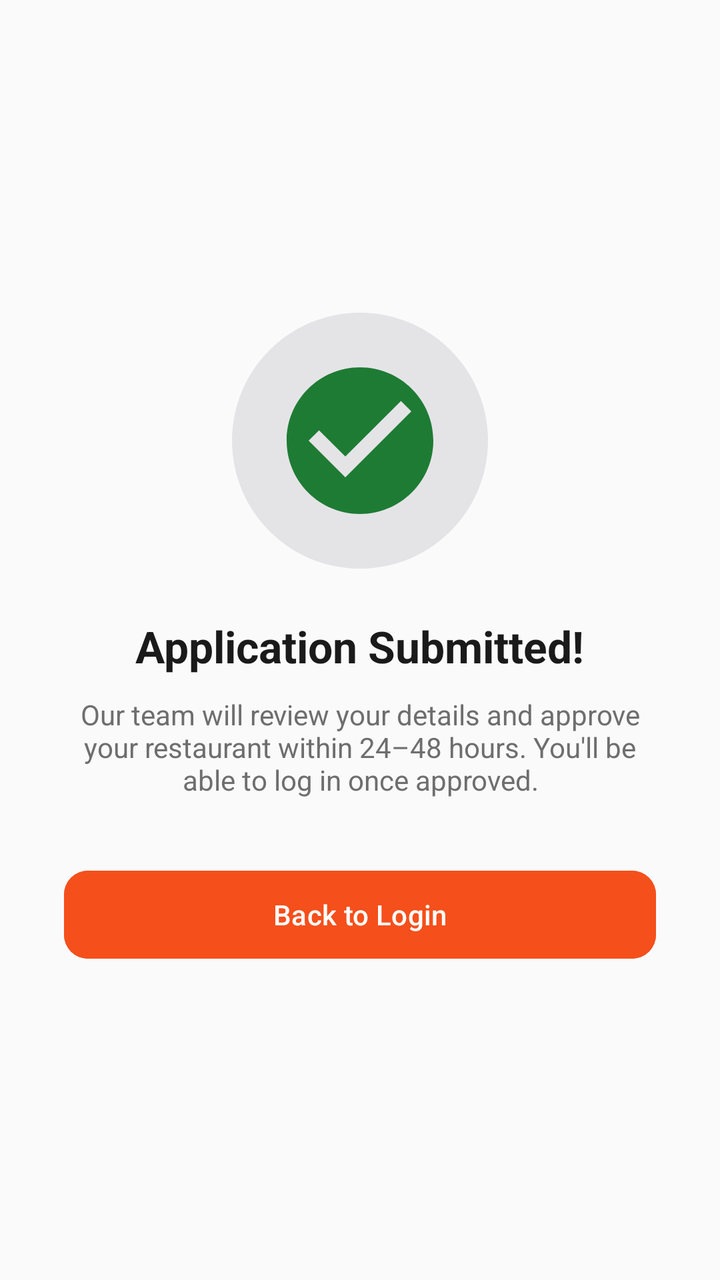
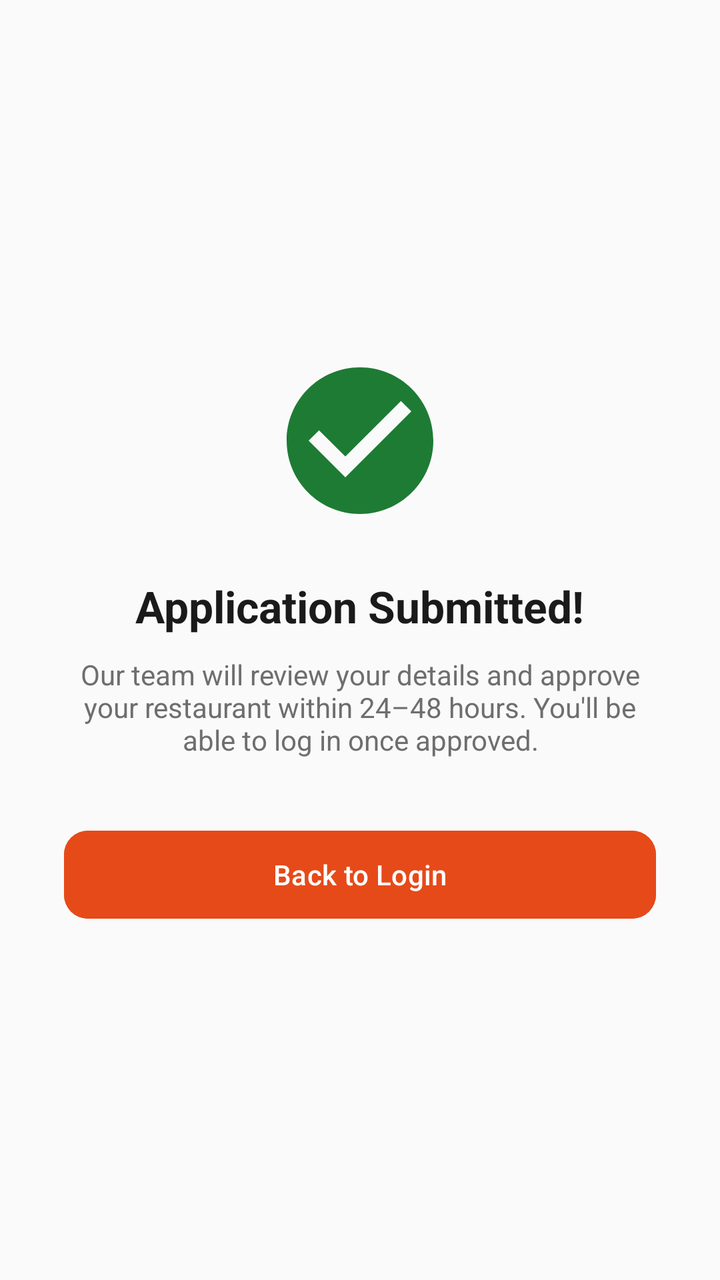

Compare the two renders of this Android layout. The source of the first and the diff that turns it into the second are given below.
<!-- AndroidManifest.xml: application theme Theme.AnydropRestaurant -->
<!-- res/layout/activity_signup_success.xml -->
<?xml version="1.0" encoding="utf-8"?>
<LinearLayout xmlns:android="http://schemas.android.com/apk/res/android"
    xmlns:app="http://schemas.android.com/apk/res-auto"
    android:layout_width="match_parent"
    android:layout_height="match_parent"
    android:orientation="vertical"
    android:background="@color/background"
    android:gravity="center"
    android:padding="32dp">

    
    <FrameLayout
        android:layout_width="128dp"
        android:layout_height="128dp"
        android:background="@drawable/bg_icon_circle_ink">

        <ImageView
            android:id="@+id/successIcon"
            android:layout_width="88dp"
            android:layout_height="88dp"
            android:layout_gravity="center"
            android:src="@drawable/ic_check_circle"
            android:contentDescription="@null"
            app:tint="@color/success_fg" />
    </FrameLayout>

    <TextView
        android:id="@+id/successTitle"
        android:layout_width="wrap_content"
        android:layout_height="wrap_content"
        android:layout_marginTop="24dp"
        android:text="@string/signup_success_title"
        android:textSize="22sp"
        android:textStyle="bold"
        android:textColor="@color/text_primary"
        android:gravity="center" />

    <TextView
        android:id="@+id/successBody"
        android:layout_width="wrap_content"
        android:layout_height="wrap_content"
        android:layout_marginTop="10dp"
        android:text="@string/signup_success_body"
        android:textColor="@color/text_secondary"
        android:gravity="center" />

    <com.google.android.material.button.MaterialButton
        android:id="@+id/btnBackToLogin"
        android:layout_width="match_parent"
        android:layout_height="52dp"
        android:layout_marginTop="32dp"
        android:backgroundTint="@color/anydrop_primary"
        android:text="@string/btn_back_to_login"
        app:cornerRadius="12dp" />

</LinearLayout>
<!-- resources referenced by this layout -->
<resources>
  <color name="anydrop_primary">#F54F1B</color>
  <color name="background">#FAFAFA</color>
  <color name="success_fg">#1E7B34</color>
  <color name="text_primary">#1A1A1A</color>
  <color name="text_secondary">#6E6E6E</color>
  <!-- drawable bg_icon_circle_ink (drawable) -->
  <shape xmlns:android="http://schemas.android.com/apk/res/android"
      android:shape="oval">
      
      <solid android:color="#1A1E223D" />
  </shape>
  <!-- drawable ic_check_circle (drawable) -->
  <vector xmlns:android="http://schemas.android.com/apk/res/android"
      android:width="24dp"
      android:height="24dp"
      android:viewportWidth="24"
      android:viewportHeight="24"
      android:tint="?attr/colorControlNormal">
      <path
          android:fillColor="#FF000000"
          android:pathData="M12,2C6.48,2 2,6.48 2,12s4.48,10 10,10 10,-4.48 10,-10S17.52,2 12,2zM10,17l-5,-5 1.41,-1.41L10,14.17l7.59,-7.59L19,8z"/>
  </vector>
  <string name="btn_back_to_login">Back to Login</string>
  <string name="signup_success_body">Our team will review your details and approve your restaurant within 24\u201348 hours. You\'ll be able to log in once approved.</string>
  <string name="signup_success_title">Application Submitted!</string>
  <style name="Theme.AnydropRestaurant" parent="Theme.Material3.DayNight.NoActionBar">
          <item name="colorPrimary">@color/anydrop_primary</item>
          <item name="colorPrimaryVariant">@color/anydrop_primary_dark</item>
          <item name="colorOnPrimary">@color/white</item>
          <item name="colorSecondary">@color/anydrop_secondary</item>
          <item name="colorOnSurface">@color/text_primary</item>
          <item name="colorOnSurfaceVariant">@color/text_secondary</item>
          <item name="colorOutline">@color/outline</item>
          <item name="android:windowBackground">@color/background</item>
          
          <item name="android:statusBarColor">@color/anydrop_ink</item>
          <item name="android:windowLightStatusBar">false</item>
          <item name="android:textColorPrimary">@color/text_primary</item>
          <item name="android:textColorSecondary">@color/text_secondary</item>
      </style>
  <color name="anydrop_primary_dark">#C93E12</color>
  <color name="white">#FFFFFF</color>
  <color name="anydrop_secondary">#2E7D32</color>
  <color name="outline">#E0E0E0</color>
  <color name="anydrop_ink">#1E223D</color>
</resources>

<!-- the commit's change to res/layout/activity_signup_success.xml (unified diff, before → after) -->
@@ -9,20 +9,13 @@
     android:padding="32dp">
 
     
-    <FrameLayout
-        android:layout_width="128dp"
-        android:layout_height="128dp"
-        android:background="@drawable/bg_icon_circle_ink">
-
-        <ImageView
-            android:id="@+id/successIcon"
-            android:layout_width="88dp"
-            android:layout_height="88dp"
-            android:layout_gravity="center"
-            android:src="@drawable/ic_check_circle"
-            android:contentDescription="@null"
-            app:tint="@color/success_fg" />
-    </FrameLayout>
+    <ImageView
+        android:id="@+id/successIcon"
+        android:layout_width="88dp"
+        android:layout_height="88dp"
+        android:src="@drawable/ic_check_circle"
+        android:contentDescription="@null"
+        app:tint="@color/success_fg" />
 
     <TextView
         android:id="@+id/successTitle"
<!-- resource entries referenced after the edit -->
@@ -1,16 +1,10 @@
 <!-- resources referenced by this layout -->
 <resources>
-  <color name="anydrop_primary">#F54F1B</color>
+  <color name="anydrop_primary">#E64A19</color>
   <color name="background">#FAFAFA</color>
   <color name="success_fg">#1E7B34</color>
   <color name="text_primary">#1A1A1A</color>
   <color name="text_secondary">#6E6E6E</color>
-  <!-- drawable bg_icon_circle_ink (drawable) -->
-  <shape xmlns:android="http://schemas.android.com/apk/res/android"
-      android:shape="oval">
-      
-      <solid android:color="#1A1E223D" />
-  </shape>
   <!-- drawable ic_check_circle (drawable) -->
   <vector xmlns:android="http://schemas.android.com/apk/res/android"
       android:width="24dp"
@@ -35,15 +29,14 @@
           <item name="colorOutline">@color/outline</item>
           <item name="android:windowBackground">@color/background</item>
           
-          <item name="android:statusBarColor">@color/anydrop_ink</item>
+          <item name="android:statusBarColor">@color/anydrop_primary</item>
           <item name="android:windowLightStatusBar">false</item>
           <item name="android:textColorPrimary">@color/text_primary</item>
           <item name="android:textColorSecondary">@color/text_secondary</item>
       </style>
-  <color name="anydrop_primary_dark">#C93E12</color>
+  <color name="anydrop_primary_dark">#B23C14</color>
   <color name="white">#FFFFFF</color>
   <color name="anydrop_secondary">#2E7D32</color>
   <color name="outline">#E0E0E0</color>
-  <color name="anydrop_ink">#1E223D</color>
 </resources>
 
